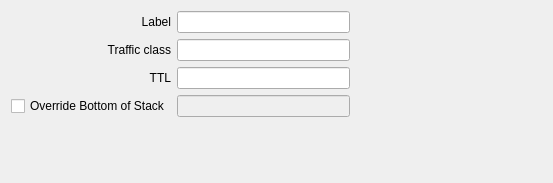
Qt form common/mpls.ui (pstavirs/ostinato) before a commit.
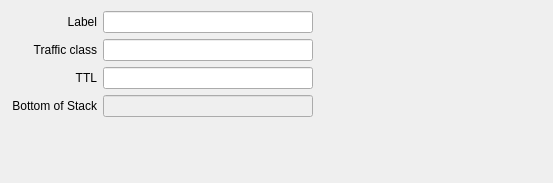
The same form after that commit.

Commit message: Remove MPLS BoS override option

```diff
--- a/common/mpls.ui
+++ b/common/mpls.ui
@@ -129,9 +129,15 @@
     </widget>
    </item>
    <item row="3" column="0">
-    <widget class="QCheckBox" name="mplsOverrideBos">
+    <widget class="QLabel" name="label_28">
      <property name="text">
-      <string>Override Bottom of Stack</string>
+      <string>Bottom of Stack</string>
+     </property>
+     <property name="alignment">
+      <set>Qt::AlignRight|Qt::AlignTrailing|Qt::AlignVCenter</set>
+     </property>
+     <property name="buddy">
+      <cstring>mplsTtl</cstring>
      </property>
     </widget>
    </item>
```
Left out of the diff: 45 changed lines with no effect on the pictures. The commit also changes 4 other files.
